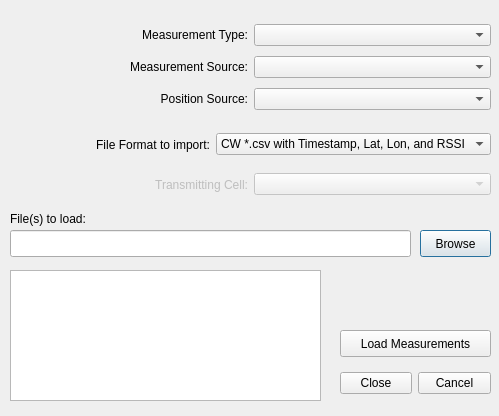
brotherdust/qrap, file Interface/LoadMeasurements.ui: the form before one commit.
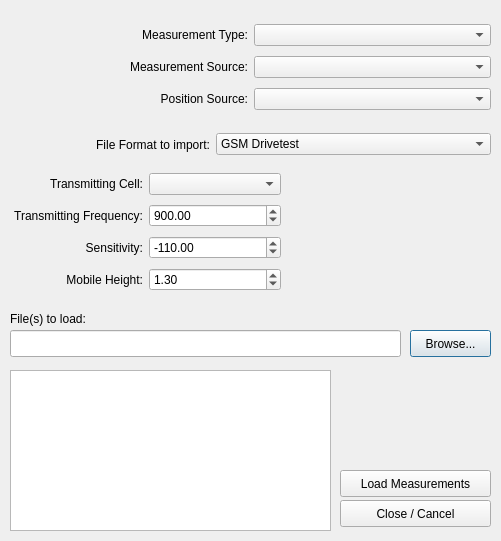
The form after the commit. Icons and pictures are not drawn.

What changed in the file:
```diff
--- a/Interface/LoadMeasurements.ui
+++ b/Interface/LoadMeasurements.ui
@@ -9,8 +9,8 @@
    <rect>
     <x>0</x>
     <y>0</y>
-    <width>499</width>
-    <height>416</height>
+    <width>501</width>
+    <height>541</height>
    </rect>
   </property>
   <property name="windowTitle">
@@ -20,7 +20,7 @@
    <iconset>
     <normaloff>../../../../../../../../QRapBusy/Coverage.png</normaloff>../../../../../../../../QRapBusy/Coverage.png</iconset>
   </property>
-  <widget class="QWidget" name="layoutWidget">
+  <widget class="QWidget" name="layoutWidgetFF">
    <property name="geometry">
     <rect>
      <x>10</x>
@@ -42,58 +42,21 @@
     </item>
     <item>
      <widget class="QComboBox" name="cBoxFileType">
-      <item>
-       <property name="text">
-        <string>CW *.csv with Timestamp, Lat, Lon, and RSSI </string>
-       </property>
-      </item>
-      <item>
-       <property name="text">
-        <string>CW space delimited Lat, Lon and RxLev</string>
-       </property>
-      </item>
-      <item>
-       <property name="text">
-        <string>CW *.val file</string>
-       </property>
-      </item>
       <item>
        <property name="text">
         <string>GSM Drivetest</string>
        </property>
       </item>
-     </widget>
-    </item>
-   </layout>
-  </widget>
-  <widget class="QWidget" name="layoutWidget">
-   <property name="geometry">
-    <rect>
-     <x>10</x>
-     <y>170</y>
-     <width>481</width>
-     <height>29</height>
-    </rect>
-   </property>
-   <layout class="QHBoxLayout" name="layoutCell">
-    <item>
-     <widget class="QLabel" name="lTxCell">
-      <property name="enabled">
-       <bool>false</bool>
-      </property>
-      <property name="text">
-       <string>Transmitting Cell:</string>
-      </property>
-      <property name="alignment">
-       <set>Qt::AlignRight|Qt::AlignTrailing|Qt::AlignVCenter</set>
-      </property>
-     </widget>
-    </item>
-    <item>
-     <widget class="QComboBox" name="cBoxCell">
-      <property name="enabled">
-       <bool>false</bool>
-      </property>
+      <item>
+       <property name="text">
+        <string>CW space delimited Lat, Lon and RxLev</string>
+       </property>
+      </item>
+      <item>
+       <property name="text">
+        <string>CW *.csv with Timestamp, Lat, Lon, and RSSI </string>
+       </property>
+      </item>
      </widget>
     </item>
    </layout>
@@ -102,7 +65,7 @@
    <property name="geometry">
     <rect>
      <x>10</x>
-     <y>210</y>
+     <y>310</y>
      <width>101</width>
      <height>17</height>
     </rect>
@@ -115,8 +78,8 @@
    <property name="geometry">
     <rect>
      <x>10</x>
-     <y>230</y>
-     <width>401</width>
+     <y>330</y>
+     <width>391</width>
      <height>27</height>
     </rect>
    </property>
@@ -124,21 +87,21 @@
   <widget class="QPushButton" name="pButtonBrowse">
    <property name="geometry">
     <rect>
-     <x>420</x>
-     <y>230</y>
-     <width>71</width>
+     <x>410</x>
+     <y>330</y>
+     <width>81</width>
      <height>27</height>
     </rect>
    </property>
    <property name="text">
-    <string>Browse</string>
+    <string>Browse...</string>
    </property>
   </widget>
   <widget class="QPushButton" name="pButtonLoad">
    <property name="geometry">
     <rect>
      <x>340</x>
-     <y>330</y>
+     <y>470</y>
      <width>151</width>
      <height>27</height>
     </rect>
@@ -147,7 +110,7 @@
     <string>Load Measurements</string>
    </property>
   </widget>
-  <widget class="QWidget" name="layoutWidget">
+  <widget class="QWidget" name="layoutWidgetDouble">
    <property name="geometry">
     <rect>
      <x>10</x>
@@ -198,29 +161,148 @@
     </item>
    </layout>
   </widget>
-  <widget class="QDialogButtonBox" name="buttonBox">
-   <property name="geometry">
-    <rect>
-     <x>340</x>
-     <y>370</y>
-     <width>151</width>
-     <height>27</height>
-    </rect>
-   </property>
-   <property name="standardButtons">
-    <set>QDialogButtonBox::Cancel|QDialogButtonBox::Close</set>
-   </property>
-  </widget>
   <widget class="QListWidget" name="listWidgetFiles">
    <property name="geometry">
     <rect>
      <x>10</x>
-     <y>270</y>
-     <width>311</width>
-     <height>131</height>
+     <y>370</y>
+     <width>321</width>
+     <height>161</height>
     </rect>
    </property>
   </widget>
+  <widget class="QPushButton" name="pButtonClose">
+   <property name="geometry">
+    <rect>
+     <x>340</x>
+     <y>500</y>
+     <width>151</width>
+     <height>27</height>
+    </rect>
+   </property>
+   <property name="text">
+    <string>Close / Cancel</string>
+   </property>
+  </widget>
+  <widget class="QWidget" name="layoutWidget">
+   <property name="geometry">
+    <rect>
+     <x>10</x>
+     <y>170</y>
+     <width>271</width>
+     <height>128</height>
+    </rect>
+   </property>
+   <layout class="QGridLayout" name="gridLayout">
+    <item row="0" column="0">
+     <widget class="QLabel" name="lTxCell">
+      <property name="enabled">
+       <bool>true</bool>
+      </property>
+      <property name="text">
+       <string>Transmitting Cell:</string>
+      </property>
+      <property name="alignment">
+       <set>Qt::AlignRight|Qt::AlignTrailing|Qt::AlignVCenter</set>
+      </property>
+     </widget>
+    </item>
+    <item row="0" column="1">
+     <widget class="QComboBox" name="cBoxCell">
+      <property name="enabled">
+       <bool>true</bool>
+      </property>
+     </widget>
+    </item>
+    <item row="1" column="0">
+     <widget class="QLabel" name="lFrequency">
+      <property name="enabled">
+       <bool>true</bool>
+      </property>
+      <property name="text">
+       <string>Transmitting Frequency:</string>
+      </property>
+      <property name="alignment">
+       <set>Qt::AlignRight|Qt::AlignTrailing|Qt::AlignVCenter</set>
+      </property>
+     </widget>
+    </item>
+    <item row="1" column="1">
+     <widget class="QDoubleSpinBox" name="dSpinBoxFreq">
+      <property name="enabled">
+       <bool>true</bool>
+      </property>
+      <property name="minimum">
+       <double>30.000000000000000</double>
+      </property>
+      <property name="maximum">
+       <double>23000.000000000000000</double>
+      </property>
+      <property name="value">
+       <double>900.000000000000000</double>
+      </property>
+     </widget>
+    </item>
+    <item row="2" column="0">
+     <widget class="QLabel" name="lSensitivity">
+      <property name="enabled">
+       <bool>true</bool>
+      </property>
+      <property name="text">
+       <string>Sensitivity:</string>
+      </property>
+      <property name="alignment">
+       <set>Qt::AlignRight|Qt::AlignTrailing|Qt::AlignVCenter</set>
+      </property>
+     </widget>
+    </item>
+    <item row="2" column="1">
+     <widget class="QDoubleSpinBox" name="dSpinBoxSensitivity">
+      <property name="enabled">
+       <bool>true</bool>
+      </property>
+      <property name="minimum">
+       <double>-150.000000000000000</double>
+      </property>
+      <property name="maximum">
+       <double>0.000000000000000</double>
+      </property>
+      <property name="value">
+       <double>-110.000000000000000</double>
+      </property>
+     </widget>
+    </item>
+    <item row="3" column="0">
+     <widget class="QLabel" name="lMobileHeight">
+      <property name="enabled">
+       <bool>true</bool>
+      </property>
+      <property name="text">
+       <string>    Mobile Height:</string>
+      </property>
+      <property name="alignment">
+       <set>Qt::AlignRight|Qt::AlignTrailing|Qt::AlignVCenter</set>
+      </property>
+     </widget>
+    </item>
+    <item row="3" column="1">
+     <widget class="QDoubleSpinBox" name="dSpinBoxMobileH">
+      <property name="enabled">
+       <bool>true</bool>
+      </property>
+      <property name="minimum">
+       <double>0.500000000000000</double>
+      </property>
+      <property name="maximum">
+       <double>30.000000000000000</double>
+      </property>
+      <property name="value">
+       <double>1.300000000000000</double>
+      </property>
+     </widget>
+    </item>
+   </layout>
+  </widget>
  </widget>
  <resources>
   <include location="../../DataBase/application.qrc"/>
```
Left out of the diff: 4 changed lines with no effect on the pictures.
